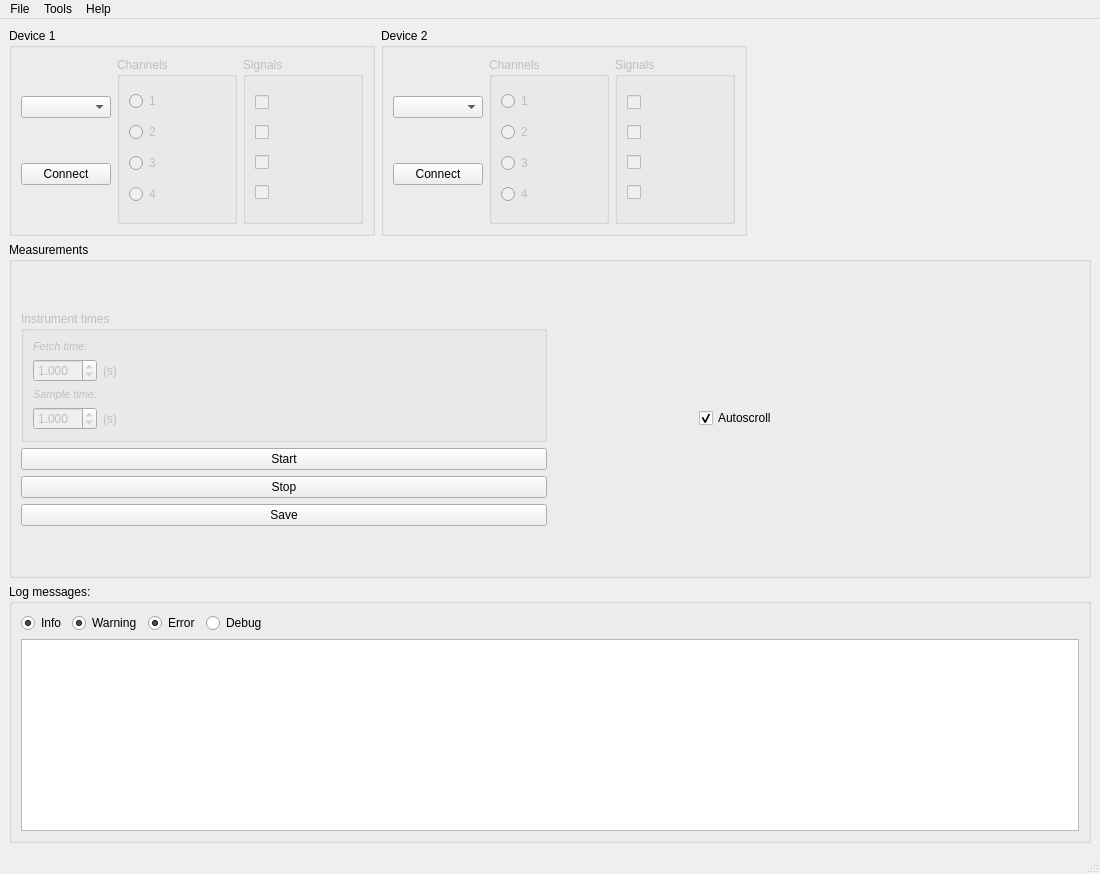
The window that frequency-meter/view/resources/interface.ui (robertofem/Freq-meter-APP) describes before a commit, drawn with Qt 5.
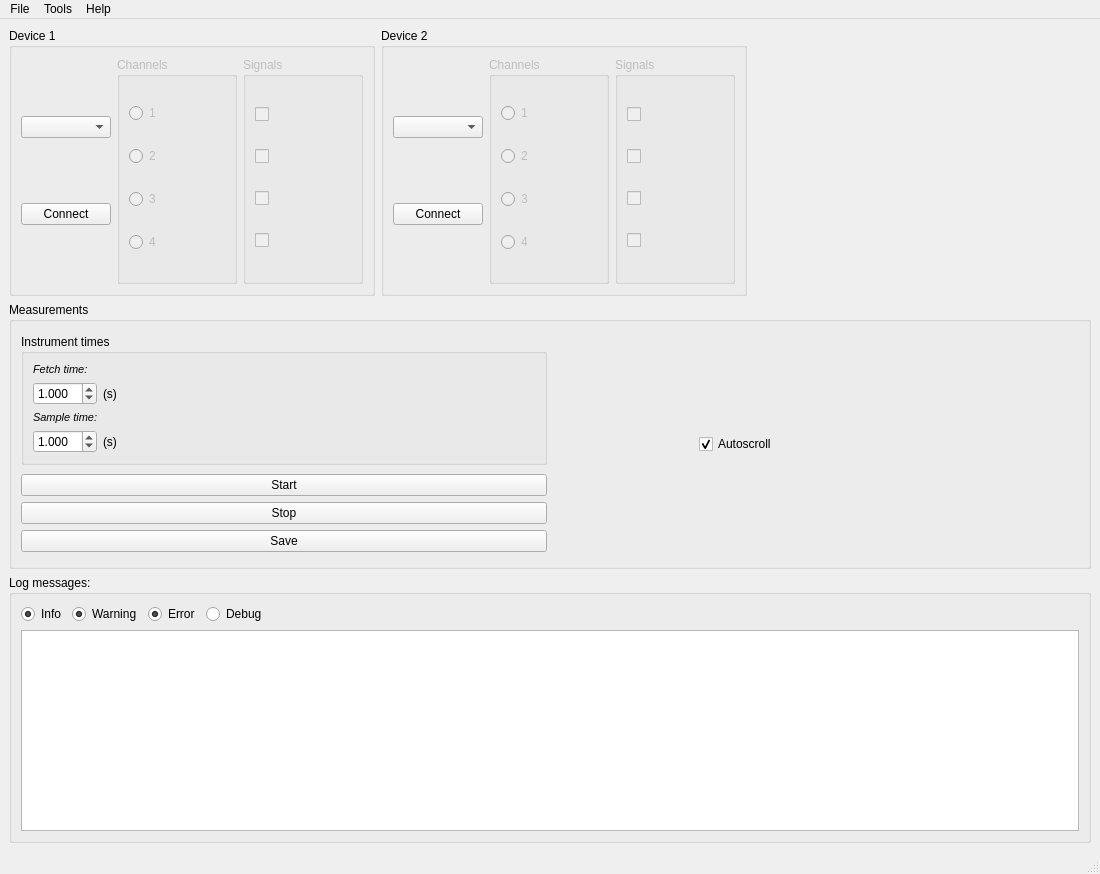
The same window after the commit.

Commit message: Fix plotting of measurements

```diff
--- a/frequency-meter/view/resources/interface.ui
+++ b/frequency-meter/view/resources/interface.ui
@@ -27,393 +27,6 @@
   </property>
   <widget class="QWidget" name="centralwidget">
    <layout class="QGridLayout" name="gridLayout_2">
-    <item row="1" column="1">
-     <layout class="QGridLayout" name="gridLayout">
-      <item row="3" column="0" colspan="2">
-       <widget class="QGroupBox" name="groupBox">
-        <property name="enabled">
-         <bool>true</bool>
-        </property>
-        <property name="title">
-         <string>Log messages:</string>
-        </property>
-        <layout class="QGridLayout" name="gridLayout_3">
-         <item row="1" column="1">
-          <widget class="QRadioButton" name="WarnCheck">
-           <property name="text">
-            <string>Warning</string>
-           </property>
-           <property name="checked">
-            <bool>true</bool>
-           </property>
-           <property name="autoExclusive">
-            <bool>false</bool>
-           </property>
-          </widget>
-         </item>
-         <item row="1" column="4">
-          <spacer name="horizontalSpacer_2">
-           <property name="orientation">
-            <enum>Qt::Horizontal</enum>
-           </property>
-           <property name="sizeHint" stdset="0">
-            <size>
-             <width>80</width>
-             <height>20</height>
-            </size>
-           </property>
-          </spacer>
-         </item>
-         <item row="2" column="0" rowspan="2" colspan="5">
-          <widget class="QTextBrowser" name="LoggerBrowser">
-           <property name="font">
-            <font>
-             <pointsize>14</pointsize>
-            </font>
-           </property>
-           <property name="cursor" stdset="0">
-            <cursorShape>ArrowCursor</cursorShape>
-           </property>
-           <property name="autoFillBackground">
-            <bool>false</bool>
-           </property>
-           <property name="textInteractionFlags">
-            <set>Qt::LinksAccessibleByKeyboard|Qt::LinksAccessibleByMouse|Qt::TextBrowserInteraction|Qt::TextSelectableByKeyboard|Qt::TextSelectableByMouse</set>
-           </property>
-          </widget>
-         </item>
-         <item row="1" column="0">
-          <widget class="QRadioButton" name="InfoCheck">
-           <property name="text">
-            <string>Info</string>
-           </property>
-           <property name="checked">
-            <bool>true</bool>
-           </property>
-           <property name="autoExclusive">
-            <bool>false</bool>
-           </property>
-          </widget>
-         </item>
-         <item row="1" column="2">
-          <widget class="QRadioButton" name="ErrorCheck">
-           <property name="text">
-            <string>Error</string>
-           </property>
-           <property name="checked">
-            <bool>true</bool>
-           </property>
-           <property name="autoExclusive">
-            <bool>false</bool>
-           </property>
-          </widget>
-         </item>
-         <item row="1" column="3">
-          <widget class="QRadioButton" name="DebugCheck">
-           <property name="enabled">
-            <bool>true</bool>
-           </property>
-           <property name="text">
-            <string>Debug</string>
-           </property>
-           <property name="autoExclusive">
-            <bool>false</bool>
-           </property>
-          </widget>
-         </item>
-        </layout>
-       </widget>
-      </item>
-      <item row="0" column="0" rowspan="3" colspan="2">
-       <widget class="QGroupBox" name="measurement_groupBox">
-        <property name="title">
-         <string>Measurements</string>
-        </property>
-        <layout class="QHBoxLayout" name="horizontalLayout_7">
-         <item>
-          <layout class="QVBoxLayout" name="verticalLayout_6">
-           <item>
-            <spacer name="verticalSpacer_4">
-             <property name="orientation">
-              <enum>Qt::Vertical</enum>
-             </property>
-             <property name="sizeHint" stdset="0">
-              <size>
-               <width>20</width>
-               <height>40</height>
-              </size>
-             </property>
-            </spacer>
-           </item>
-           <item>
-            <widget class="QGroupBox" name="TimesgroupBox">
-             <property name="enabled">
-              <bool>false</bool>
-             </property>
-             <property name="sizePolicy">
-              <sizepolicy hsizetype="Preferred" vsizetype="Maximum">
-               <horstretch>0</horstretch>
-               <verstretch>0</verstretch>
-              </sizepolicy>
-             </property>
-             <property name="title">
-              <string>Instrument times</string>
-             </property>
-             <property name="alignment">
-              <set>Qt::AlignLeading|Qt::AlignLeft|Qt::AlignTop</set>
-             </property>
-             <layout class="QVBoxLayout" name="verticalLayout_5">
-              <item>
-               <widget class="QLabel" name="label_4">
-                <property name="sizePolicy">
-                 <sizepolicy hsizetype="Minimum" vsizetype="Minimum">
-                  <horstretch>0</horstretch>
-                  <verstretch>0</verstretch>
-                 </sizepolicy>
-                </property>
-                <property name="font">
-                 <font>
-                  <pointsize>8</pointsize>
-                  <italic>true</italic>
-                 </font>
-                </property>
-                <property name="text">
-                 <string>Fetch time:</string>
-                </property>
-               </widget>
-              </item>
-              <item>
-               <layout class="QHBoxLayout" name="horizontalLayout_4">
-                <item>
-                 <widget class="QDoubleSpinBox" name="FetchTimeBox">
-                  <property name="sizePolicy">
-                   <sizepolicy hsizetype="Maximum" vsizetype="Fixed">
-                    <horstretch>0</horstretch>
-                    <verstretch>0</verstretch>
-                   </sizepolicy>
-                  </property>
-                  <property name="accelerated">
-                   <bool>true</bool>
-                  </property>
-                  <property name="decimals">
-                   <number>3</number>
-                  </property>
-                  <property name="minimum">
-                   <double>0.001000000000000</double>
-                  </property>
-                  <property name="maximum">
-                   <double>20.000000000000000</double>
-                  </property>
-                  <property name="singleStep">
-                   <double>0.001000000000000</double>
-                  </property>
-                  <property name="value">
-                   <double>1.000000000000000</double>
-                  </property>
-                 </widget>
-                </item>
-                <item>
-                 <widget class="QLabel" name="label">
-                  <property name="sizePolicy">
-                   <sizepolicy hsizetype="Minimum" vsizetype="Minimum">
-                    <horstretch>0</horstretch>
-                    <verstretch>0</verstretch>
-                   </sizepolicy>
-                  </property>
-                  <property name="text">
-                   <string>(s)</string>
-                  </property>
-                 </widget>
-                </item>
-               </layout>
-              </item>
-              <item>
-               <widget class="QLabel" name="label_3">
-                <property name="sizePolicy">
-                 <sizepolicy hsizetype="Minimum" vsizetype="Minimum">
-                  <horstretch>0</horstretch>
-                  <verstretch>0</verstretch>
-                 </sizepolicy>
-                </property>
-                <property name="font">
-                 <font>
-                  <pointsize>8</pointsize>
-                  <weight>50</weight>
-                  <italic>true</italic>
-                  <bold>false</bold>
-                 </font>
-                </property>
-                <property name="text">
-                 <string>Sample time:</string>
-                </property>
-               </widget>
-              </item>
-              <item>
-               <layout class="QHBoxLayout" name="horizontalLayout_5">
-                <item>
-                 <widget class="QDoubleSpinBox" name="SampleTimeBox">
-                  <property name="sizePolicy">
-                   <sizepolicy hsizetype="Maximum" vsizetype="Fixed">
-                    <horstretch>0</horstretch>
-                    <verstretch>0</verstretch>
-                   </sizepolicy>
-                  </property>
-                  <property name="accelerated">
-                   <bool>true</bool>
-                  </property>
-                  <property name="decimals">
-                   <number>3</number>
-                  </property>
-                  <property name="minimum">
-                   <double>0.001000000000000</double>
-                  </property>
-                  <property name="maximum">
-                   <double>20.000000000000000</double>
-                  </property>
-                  <property name="singleStep">
-                   <double>0.001000000000000</double>
-                  </property>
-                  <property name="value">
-                   <double>1.000000000000000</double>
-                  </property>
-                 </widget>
-                </item>
-                <item>
-                 <widget class="QLabel" name="label_2">
-                  <property name="sizePolicy">
-                   <sizepolicy hsizetype="Minimum" vsizetype="Minimum">
-                    <horstretch>0</horstretch>
-                    <verstretch>0</verstretch>
-                   </sizepolicy>
-                  </property>
-                  <property name="text">
-                   <string>(s)</string>
-                  </property>
-                 </widget>
-                </item>
-               </layout>
-              </item>
-             </layout>
-            </widget>
-           </item>
-           <item>
-            <widget class="QPushButton" name="StartButton">
-             <property name="minimumSize">
-              <size>
-               <width>0</width>
-               <height>0</height>
-              </size>
-             </property>
-             <property name="text">
-              <string>Start</string>
-             </property>
-            </widget>
-           </item>
-           <item>
-            <widget class="QPushButton" name="StopButton">
-             <property name="sizePolicy">
-              <sizepolicy hsizetype="Minimum" vsizetype="Fixed">
-               <horstretch>0</horstretch>
-               <verstretch>0</verstretch>
-              </sizepolicy>
-             </property>
-             <property name="minimumSize">
-              <size>
-               <width>0</width>
-               <height>0</height>
-              </size>
-             </property>
-             <property name="text">
-              <string>Stop</string>
-             </property>
-            </widget>
-           </item>
-           <item>
-            <widget class="QPushButton" name="SaveButton">
-             <property name="text">
-              <string>Save</string>
-             </property>
-            </widget>
-           </item>
-           <item>
-            <spacer name="verticalSpacer_3">
-             <property name="orientation">
-              <enum>Qt::Vertical</enum>
-             </property>
-             <property name="sizeHint" stdset="0">
-              <size>
-               <width>20</width>
-               <height>40</height>
-              </size>
-             </property>
-            </spacer>
-           </item>
-          </layout>
-         </item>
-         <item>
-          <layout class="QVBoxLayout" name="verticalLayout_7">
-           <item>
-            <layout class="QHBoxLayout" name="plotControlHLayout">
-             <item>
-              <widget class="QLabel" name="spacer_label">
-               <property name="sizePolicy">
-                <sizepolicy hsizetype="Fixed" vsizetype="Fixed">
-                 <horstretch>200</horstretch>
-                 <verstretch>0</verstretch>
-                </sizepolicy>
-               </property>
-               <property name="minimumSize">
-                <size>
-                 <width>140</width>
-                 <height>0</height>
-                </size>
-               </property>
-               <property name="text">
-                <string/>
-               </property>
-              </widget>
-             </item>
-             <item>
-              <widget class="QCheckBox" name="scrollcheckBox">
-               <property name="text">
-                <string>Autoscroll</string>
-               </property>
-               <property name="checked">
-                <bool>true</bool>
-               </property>
-              </widget>
-             </item>
-             <item>
-              <widget class="QLabel" name="label_5">
-               <property name="sizePolicy">
-                <sizepolicy hsizetype="Fixed" vsizetype="Fixed">
-                 <horstretch>0</horstretch>
-                 <verstretch>0</verstretch>
-                </sizepolicy>
-               </property>
-               <property name="minimumSize">
-                <size>
-                 <width>100</width>
-                 <height>0</height>
-                </size>
-               </property>
-               <property name="text">
-                <string/>
-               </property>
-              </widget>
-             </item>
-            </layout>
-           </item>
-           <item>
-            <layout class="QVBoxLayout" name="plotVLayout"/>
-           </item>
-          </layout>
-         </item>
-        </layout>
-       </widget>
-      </item>
-     </layout>
-    </item>
     <item row="0" column="1">
      <layout class="QHBoxLayout" name="devices">
       <item>
@@ -691,6 +304,373 @@
       </item>
      </layout>
     </item>
+    <item row="2" column="1">
+     <widget class="QGroupBox" name="groupBox">
+      <property name="enabled">
+       <bool>true</bool>
+      </property>
+      <property name="title">
+       <string>Log messages:</string>
+      </property>
+      <layout class="QGridLayout" name="gridLayout_3">
+       <item row="1" column="1">
+        <widget class="QRadioButton" name="WarnCheck">
+         <property name="text">
+          <string>Warning</string>
+         </property>
+         <property name="checked">
+          <bool>true</bool>
+         </property>
+         <property name="autoExclusive">
+          <bool>false</bool>
+         </property>
+        </widget>
+       </item>
+       <item row="1" column="4">
+        <spacer name="horizontalSpacer_2">
+         <property name="orientation">
+          <enum>Qt::Horizontal</enum>
+         </property>
+         <property name="sizeHint" stdset="0">
+          <size>
+           <width>80</width>
+           <height>20</height>
+          </size>
+         </property>
+        </spacer>
+       </item>
+       <item row="2" column="0" rowspan="2" colspan="5">
+        <widget class="QTextBrowser" name="LoggerBrowser">
+         <property name="font">
+          <font>
+           <pointsize>14</pointsize>
+          </font>
+         </property>
+         <property name="cursor" stdset="0">
+          <cursorShape>ArrowCursor</cursorShape>
+         </property>
+         <property name="autoFillBackground">
+          <bool>false</bool>
+         </property>
+         <property name="textInteractionFlags">
+          <set>Qt::LinksAccessibleByKeyboard|Qt::LinksAccessibleByMouse|Qt::TextBrowserInteraction|Qt::TextSelectableByKeyboard|Qt::TextSelectableByMouse</set>
+         </property>
+        </widget>
+       </item>
+       <item row="1" column="0">
+        <widget class="QRadioButton" name="InfoCheck">
+         <property name="text">
+          <string>Info</string>
+         </property>
+         <property name="checked">
+          <bool>true</bool>
+         </property>
+         <property name="autoExclusive">
+          <bool>false</bool>
+         </property>
+        </widget>
+       </item>
+       <item row="1" column="2">
+        <widget class="QRadioButton" name="ErrorCheck">
+         <property name="text">
+          <string>Error</string>
+         </property>
+         <property name="checked">
+          <bool>true</bool>
+         </property>
+         <property name="autoExclusive">
+          <bool>false</bool>
+         </property>
+        </widget>
+       </item>
+       <item row="1" column="3">
+        <widget class="QRadioButton" name="DebugCheck">
+         <property name="enabled">
+          <bool>true</bool>
+         </property>
+         <property name="text">
+          <string>Debug</string>
+         </property>
+         <property name="autoExclusive">
+          <bool>false</bool>
+         </property>
+        </widget>
+       </item>
+      </layout>
+     </widget>
+    </item>
+    <item row="1" column="1">
+     <widget class="QGroupBox" name="measurement">
+      <property name="title">
+       <string>Measurements</string>
+      </property>
+      <layout class="QHBoxLayout" name="horizontalLayout_7">
+       <item>
+        <layout class="QVBoxLayout" name="measurement_control">
+         <item>
+          <widget class="QGroupBox" name="measurement_configuration">
+           <property name="enabled">
+            <bool>true</bool>
+           </property>
+           <property name="sizePolicy">
+            <sizepolicy hsizetype="Preferred" vsizetype="Maximum">
+             <horstretch>0</horstretch>
+             <verstretch>0</verstretch>
+            </sizepolicy>
+           </property>
+           <property name="minimumSize">
+            <size>
+             <width>120</width>
+             <height>0</height>
+            </size>
+           </property>
+           <property name="title">
+            <string>Instrument times</string>
+           </property>
+           <property name="alignment">
+            <set>Qt::AlignLeading|Qt::AlignLeft|Qt::AlignTop</set>
+           </property>
+           <layout class="QVBoxLayout" name="verticalLayout_5">
+            <item>
+             <widget class="QLabel" name="label_4">
+              <property name="sizePolicy">
+               <sizepolicy hsizetype="Minimum" vsizetype="Minimum">
+                <horstretch>0</horstretch>
+                <verstretch>0</verstretch>
+               </sizepolicy>
+              </property>
+              <property name="font">
+               <font>
+                <pointsize>8</pointsize>
+                <italic>true</italic>
+               </font>
+              </property>
+              <property name="text">
+               <string>Fetch time:</string>
+              </property>
+             </widget>
+            </item>
+            <item>
+             <layout class="QHBoxLayout" name="horizontalLayout_4">
+              <item>
+               <widget class="QDoubleSpinBox" name="fetch_time">
+                <property name="sizePolicy">
+                 <sizepolicy hsizetype="Maximum" vsizetype="Fixed">
+                  <horstretch>0</horstretch>
+                  <verstretch>0</verstretch>
+                 </sizepolicy>
+                </property>
+                <property name="accelerated">
+                 <bool>true</bool>
+                </property>
+                <property name="decimals">
+                 <number>3</number>
+                </property>
+                <property name="minimum">
+                 <double>0.001000000000000</double>
+                </property>
+                <property name="maximum">
+                 <double>20.000000000000000</double>
+                </property>
+                <property name="singleStep">
+                 <double>0.001000000000000</double>
+                </property>
+                <property name="value">
+                 <double>1.000000000000000</double>
+                </property>
+               </widget>
+              </item>
+              <item>
+               <widget class="QLabel" name="label">
+                <property name="sizePolicy">
+                 <sizepolicy hsizetype="Minimum" vsizetype="Minimum">
+                  <horstretch>0</horstretch>
+                  <verstretch>0</verstretch>
+                 </sizepolicy>
+                </property>
+                <property name="text">
+                 <string>(s)</string>
+                </property>
+               </widget>
+              </item>
+             </layout>
+            </item>
+            <item>
+             <widget class="QLabel" name="label_3">
+              <property name="sizePolicy">
+               <sizepolicy hsizetype="Minimum" vsizetype="Minimum">
+                <horstretch>0</horstretch>
+                <verstretch>0</verstretch>
+               </sizepolicy>
+              </property>
+              <property name="font">
+               <font>
+                <pointsize>8</pointsize>
+                <weight>50</weight>
+                <italic>true</italic>
+                <bold>false</bold>
+               </font>
+              </property>
+              <property name="text">
+               <string>Sample time:</string>
+              </property>
+             </widget>
+            </item>
+            <item>
+             <layout class="QHBoxLayout" name="horizontalLayout_5">
+              <item>
+               <widget class="QDoubleSpinBox" name="sample_time">
+                <property name="sizePolicy">
+                 <sizepolicy hsizetype="Maximum" vsizetype="Fixed">
+                  <horstretch>0</horstretch>
+                  <verstretch>0</verstretch>
+                 </sizepolicy>
+                </property>
+                <property name="accelerated">
+                 <bool>true</bool>
+                </property>
+                <property name="decimals">
+                 <number>3</number>
+                </property>
+                <property name="minimum">
+                 <double>0.001000000000000</double>
+                </property>
+                <property name="maximum">
+                 <double>20.000000000000000</double>
+                </property>
+                <property name="singleStep">
+                 <double>0.001000000000000</double>
+                </property>
+                <property name="value">
+                 <double>1.000000000000000</double>
+                </property>
+               </widget>
+              </item>
+              <item>
+               <widget class="QLabel" name="label_2">
+                <property name="sizePolicy">
+                 <sizepolicy hsizetype="Minimum" vsizetype="Minimum">
+                  <horstretch>0</horstretch>
+                  <verstretch>0</verstretch>
+                 </sizepolicy>
+                </property>
+                <property name="text">
+                 <string>(s)</string>
+                </property>
+               </widget>
+              </item>
+             </layout>
+            </item>
+           </layout>
+          </widget>
+         </item>
+         <item>
+          <layout class="QVBoxLayout" name="measurement_actions">
+           <item>
+            <widget class="QPushButton" name="start">
+             <property name="minimumSize">
+              <size>
+               <width>0</width>
+               <height>0</height>
+              </size>
+             </property>
+             <property name="text">
+              <string>Start</string>
+             </property>
+            </widget>
+           </item>
+           <item>
+            <widget class="QPushButton" name="stop">
+             <property name="sizePolicy">
+              <sizepolicy hsizetype="Minimum" vsizetype="Fixed">
+               <horstretch>0</horstretch>
+               <verstretch>0</verstretch>
+              </sizepolicy>
+             </property>
+             <property name="minimumSize">
+              <size>
+               <width>0</width>
+               <height>0</height>
+              </size>
+             </property>
+             <property name="text">
+              <string>Stop</string>
+             </property>
+            </widget>
+           </item>
+           <item>
+            <widget class="QPushButton" name="save">
+             <property name="text">
+              <string>Save</string>
+             </property>
+            </widget>
+           </item>
+          </layout>
+         </item>
+        </layout>
+       </item>
+       <item>
+        <layout class="QVBoxLayout" name="measurement_plot">
+         <item>
+          <layout class="QHBoxLayout" name="plot_control">
+           <item>
+            <widget class="QLabel" name="spacer_label">
+             <property name="sizePolicy">
+              <sizepolicy hsizetype="Fixed" vsizetype="Fixed">
+               <horstretch>200</horstretch>
+               <verstretch>0</verstretch>
+              </sizepolicy>
+             </property>
+             <property name="minimumSize">
+              <size>
+               <width>140</width>
+               <height>0</height>
+              </size>
+             </property>
+             <property name="text">
+              <string/>
+             </property>
+            </widget>
+           </item>
+           <item>
+            <widget class="QCheckBox" name="autoscroll">
+             <property name="text">
+              <string>Autoscroll</string>
+             </property>
+             <property name="checked">
+              <bool>true</bool>
+             </property>
+            </widget>
+           </item>
+           <item>
+            <widget class="QLabel" name="label_5">
+             <property name="sizePolicy">
+              <sizepolicy hsizetype="Fixed" vsizetype="Fixed">
+               <horstretch>0</horstretch>
+               <verstretch>0</verstretch>
+              </sizepolicy>
+             </property>
+             <property name="minimumSize">
+              <size>
+               <width>100</width>
+               <height>0</height>
+              </size>
+             </property>
+             <property name="text">
+              <string/>
+             </property>
+            </widget>
+           </item>
+          </layout>
+         </item>
+         <item>
+          <layout class="QVBoxLayout" name="plot"/>
+         </item>
+        </layout>
+       </item>
+      </layout>
+     </widget>
+    </item>
    </layout>
   </widget>
   <widget class="QStatusBar" name="statusbar"/>
```
The commit also changes 4 other files.
